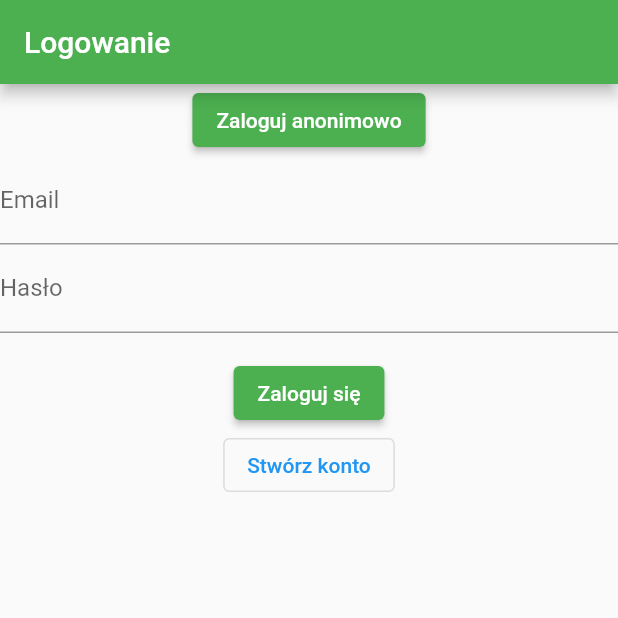
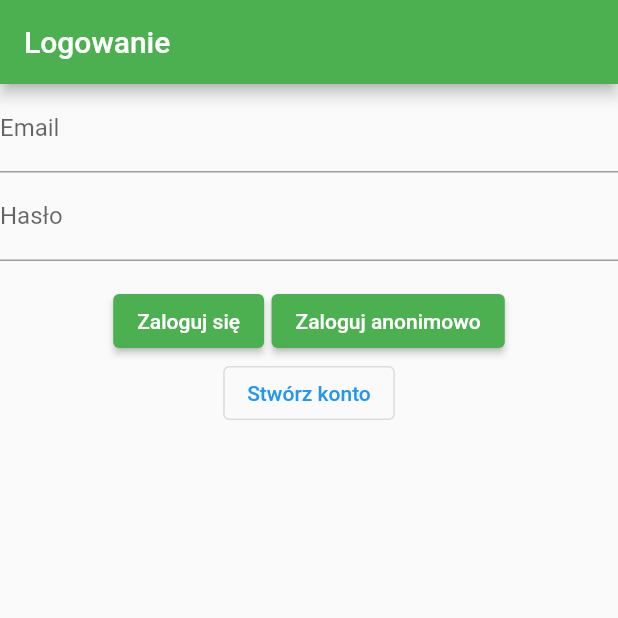
Before and after one commit to MaciejSamol/group_purchase, a Flutter app: the screen it shows after launch, on a phone screen of 412 x 824 dp, the top half of it. Run offline on Flutter 3.47's test engine with Material 2 defaults, Android fonts, the phone set to English and light mode, and no system bars; our stand-ins replace firebase_auth, firebase_core; accounts and stored records are empty.

Commit message:
Clean up login_page.dart

```diff
--- a/group_purchase/lib/gui/login_page.dart
+++ b/group_purchase/lib/gui/login_page.dart
@@ -60,15 +60,6 @@ class _LoginPageState extends State<LoginPage> {
       ), // Pasek górny
       body: Column(
         children: [
-          ElevatedButton(
-            onPressed: () {
-              loginAno();
-            },
-            style: ElevatedButton.styleFrom(
-              backgroundColor: Colors.green,
-            ),
-            child: Text("Zaloguj anonimowo"),
-          ), // Przycisk logowania anonimowego
           TextFormField(
             controller: _controllerEmail,
             decoration: InputDecoration(labelText: "Email"),
@@ -78,6 +69,10 @@ class _LoginPageState extends State<LoginPage> {
             decoration: InputDecoration(labelText: "Hasło"),
           ), // Pole wprowadzania hasła
           Text(error),
+          Row(
+            mainAxisSize: MainAxisSize.min,
+            mainAxisAlignment: MainAxisAlignment.spaceBetween,
+            children: [
               ElevatedButton(
                 onPressed: () {
                   login ? loginUser() : createUser();
@@ -86,6 +81,20 @@ class _LoginPageState extends State<LoginPage> {
                   backgroundColor: Colors.green,
                 ),
                 child: Text(login ? "Zaloguj się" : "Załóż konto"),
+              ),
+              Padding(
+                padding: EdgeInsets.only(left: 5),
+                child: ElevatedButton(
+                  onPressed: () {
+                    loginAno();
+                  },
+                  style: ElevatedButton.styleFrom(
+                    backgroundColor: Colors.green,
+                  ),
+                  child: Text("Zaloguj anonimowo"),
+                ),
+              ), // Przycisk logowania anonimowego
+            ],
           ),
           OutlinedButton(
             onPressed: () {
```
Also changed, not shown: 1 other file. Lines whose indentation alone changed are shown as unchanged.
